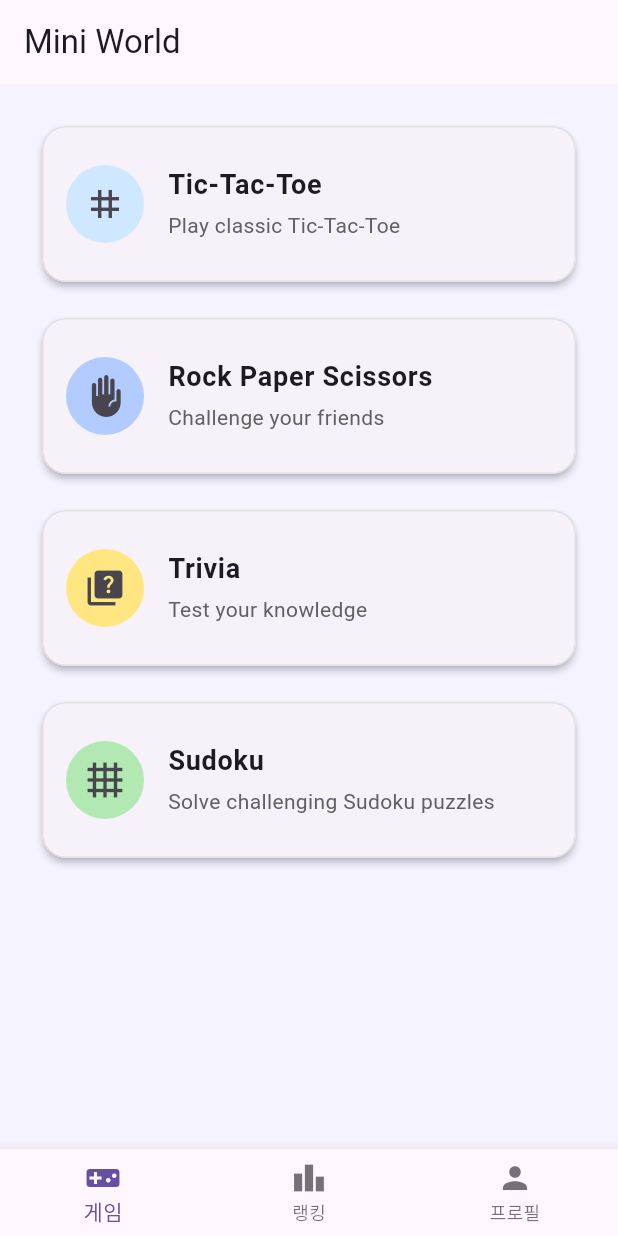
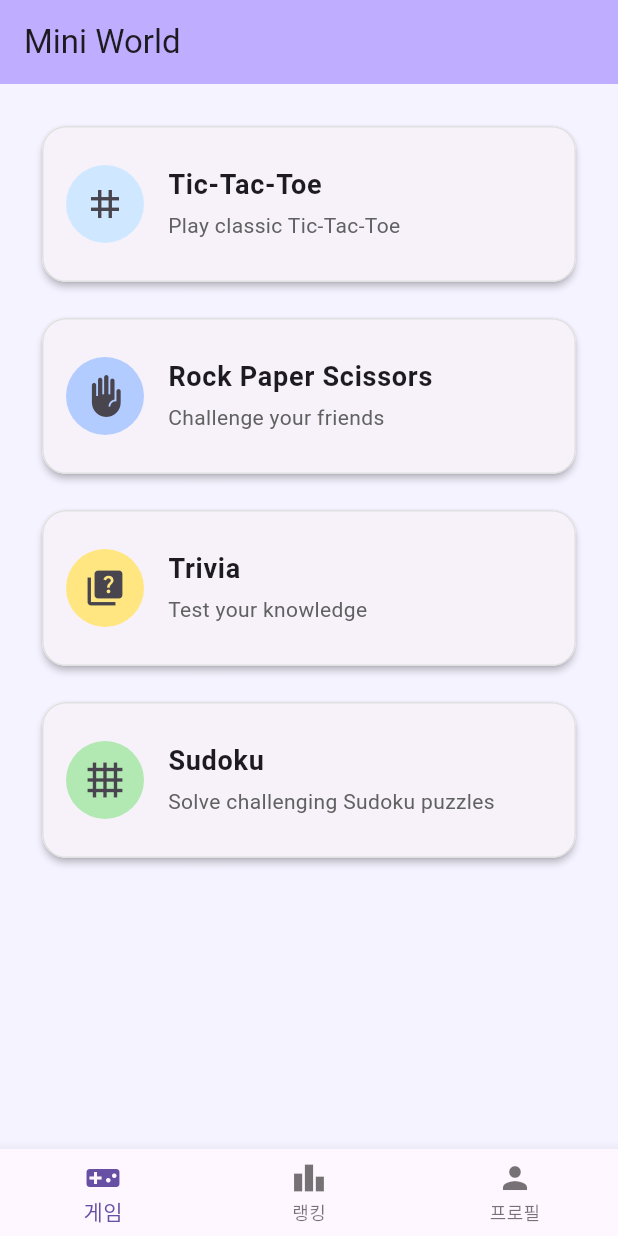
Before and after one commit to niw5924/mini-world, a Flutter app: the screen it shows once a user with an empty profile is signed in, on a phone screen of 412 x 824 dp. Run offline on Flutter 3.47's test engine with Material 3 defaults, Android fonts, the phone set to English and light mode, and no system bars; our stand-ins replace firebase_auth, firebase_core, flutter_dotenv, google_sign_in; accounts and stored records are empty.

Commit message:
feat: [app_colors] 앱바 배경색 추가

```diff
--- a/lib/auth/login_page.dart
+++ b/lib/auth/login_page.dart
@@ -8,7 +8,7 @@ class LoginPage extends StatelessWidget {
   @override
   Widget build(BuildContext context) {
     return Scaffold(
-      backgroundColor: AppColors.surface,
+      backgroundColor: AppColors.scaffoldBackground,
       body: SafeArea(
         child: Padding(
           padding: const EdgeInsets.all(24),
--- a/lib/home/mini_world_home_page.dart
+++ b/lib/home/mini_world_home_page.dart
@@ -23,8 +23,11 @@ class _MiniWorldHomePageState extends State<MiniWorldHomePage> {
   @override
   Widget build(BuildContext context) {
     return Scaffold(
-      appBar: AppBar(title: const Text('Mini World')),
-      backgroundColor: AppColors.surface,
+      appBar: AppBar(
+        title: const Text('Mini World'),
+        backgroundColor: AppColors.appBarBackground,
+      ),
+      backgroundColor: AppColors.scaffoldBackground,
       body: SafeArea(child: _tabs[_selectedIndex]),
       bottomNavigationBar: BottomNavigationBar(
         currentIndex: _selectedIndex,
--- a/lib/theme/app_colors.dart
+++ b/lib/theme/app_colors.dart
@@ -1,12 +1,6 @@
 import 'package:flutter/material.dart';
 
 class AppColors {
-  static const Color primary = Color(0xFF6200EE);
-  static const Color onPrimary = Colors.white;
-  static const Color secondary = Color(0xFF03DAC6);
-  static const Color onSecondary = Colors.black;
-  static const Color error = Color(0xFFB00020);
-  static const Color onError = Colors.white;
-  static const Color surface = Color(0xFFF5F3FF);
-  static const Color onSurface = Colors.black;
+  static const Color scaffoldBackground = Color(0xFFF5F3FF);
+  static const Color appBarBackground = Color(0xFFBFAEFF);
 }
```
